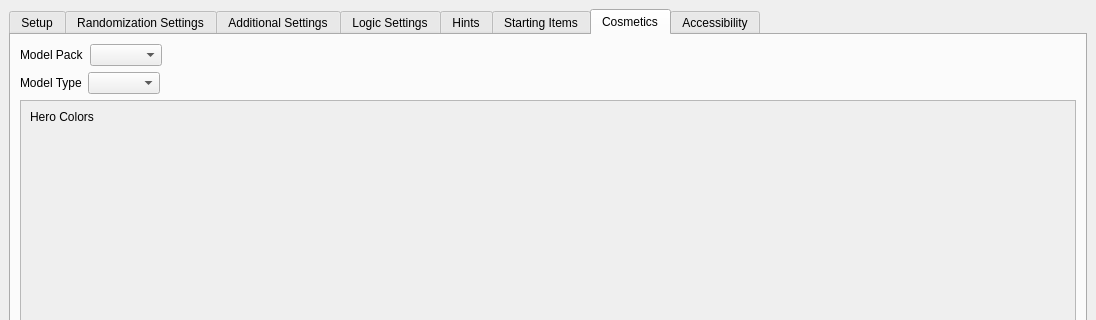
ssrando/ssrando, file gui/randogui.ui: the form before one commit; both pictures show x 0 to 1096 and y 0 to 320 of the 1096 by 738 pixel window.
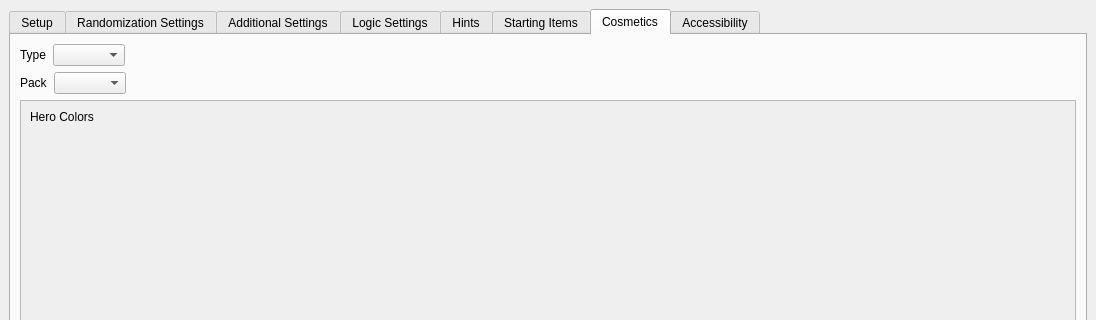
The form after the commit. The open tabs and pages were chosen to show the change.

Commit message: Player model and loftwing packs able to be picked separately

What changed in the file:
```diff
--- a/gui/randogui.ui
+++ b/gui/randogui.ui
@@ -2059,43 +2059,12 @@
        <layout class="QVBoxLayout" name="verticalLayout_31">
         <item>
          <layout class="QVBoxLayout" name="custom_model_settings">
-          <item>
-           <layout class="QHBoxLayout" name="horizontalLayout_11">
-            <item>
-             <widget class="QLabel" name="label_player_model_select">
-              <property name="text">
-               <string>Model Pack</string>
-              </property>
-             </widget>
-            </item>
-            <item>
-             <widget class="QComboBox" name="option_model_pack_select">
-              <property name="currentIndex">
-               <number>-1</number>
-              </property>
-             </widget>
-            </item>
-            <item>
-             <spacer name="horizontalSpacer_2">
-              <property name="orientation">
-               <enum>Qt::Horizontal</enum>
-              </property>
-              <property name="sizeHint" stdset="0">
-               <size>
-                <width>40</width>
-                <height>20</height>
-               </size>
-              </property>
-             </spacer>
-            </item>
-           </layout>
-          </item>
           <item>
            <layout class="QHBoxLayout" name="horizontalLayout_2">
             <item>
              <widget class="QLabel" name="label_color_preset_select_label">
               <property name="text">
-               <string>Model Type</string>
+               <string>Type</string>
               </property>
              </widget>
             </item>
@@ -2121,6 +2090,37 @@
             </item>
            </layout>
           </item>
+          <item>
+           <layout class="QHBoxLayout" name="horizontalLayout_11">
+            <item>
+             <widget class="QLabel" name="label_player_model_select">
+              <property name="text">
+               <string>Pack</string>
+              </property>
+             </widget>
+            </item>
+            <item>
+             <widget class="QComboBox" name="option_model_pack_select">
+              <property name="currentIndex">
+               <number>-1</number>
+              </property>
+             </widget>
+            </item>
+            <item>
+             <spacer name="horizontalSpacer_2">
+              <property name="orientation">
+               <enum>Qt::Horizontal</enum>
+              </property>
+              <property name="sizeHint" stdset="0">
+               <size>
+                <width>40</width>
+                <height>20</height>
+               </size>
+              </property>
+             </spacer>
+            </item>
+           </layout>
+          </item>
          </layout>
         </item>
         <item>
```
Left out of the diff: 4 changed lines with no effect on the pictures. The commit also changes 55 other files.
